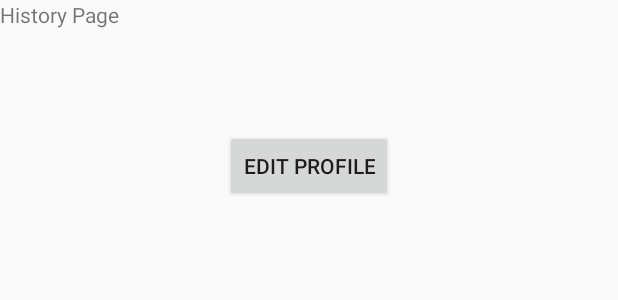
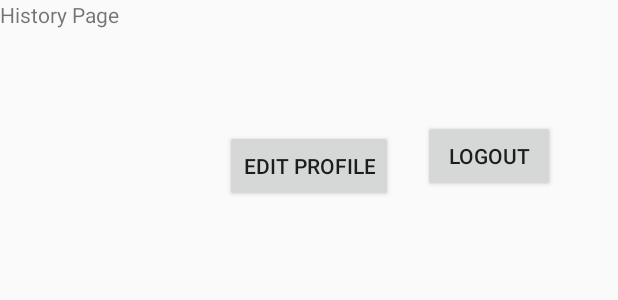
Before and after one commit to Rutvik-C/Recipease, an Android app: the layout fragment_history_page.xml on its own in the app's theme, with its tools: preview values and no code run, on a phone screen of 412 x 824 dp. Shown: the top 300 px of the screen. Run offline under Robolectric (Android 15) with nearby library versions, the phone set to English and light mode, and no system bars.

```diff
--- a/app/src/main/res/layout/fragment_history_page.xml
+++ b/app/src/main/res/layout/fragment_history_page.xml
@@ -38,6 +38,16 @@
             app:layout_constraintEnd_toEndOf="parent"
             app:layout_constraintStart_toStartOf="parent"
             app:layout_constraintTop_toBottomOf="@+id/editProfileButton" />
+
+        <Button
+            android:id="@+id/buttonLogout"
+            android:layout_width="wrap_content"
+            android:layout_height="wrap_content"
+            android:layout_marginStart="20dp"
+            android:layout_marginTop="80dp"
+            android:text="Logout"
+            app:layout_constraintStart_toEndOf="@+id/editProfileButton"
+            app:layout_constraintTop_toTopOf="parent" />
     </androidx.constraintlayout.widget.ConstraintLayout>
 
 </FrameLayout>
```
Also changed, not shown: app/src/main/java/com/example/miniproject21/EditProfile.java (+38 -2 lines), app/src/main/java/com/example/miniproject21/FragmentSet1/HistoryPageFragment.java (+17 -0 lines).
